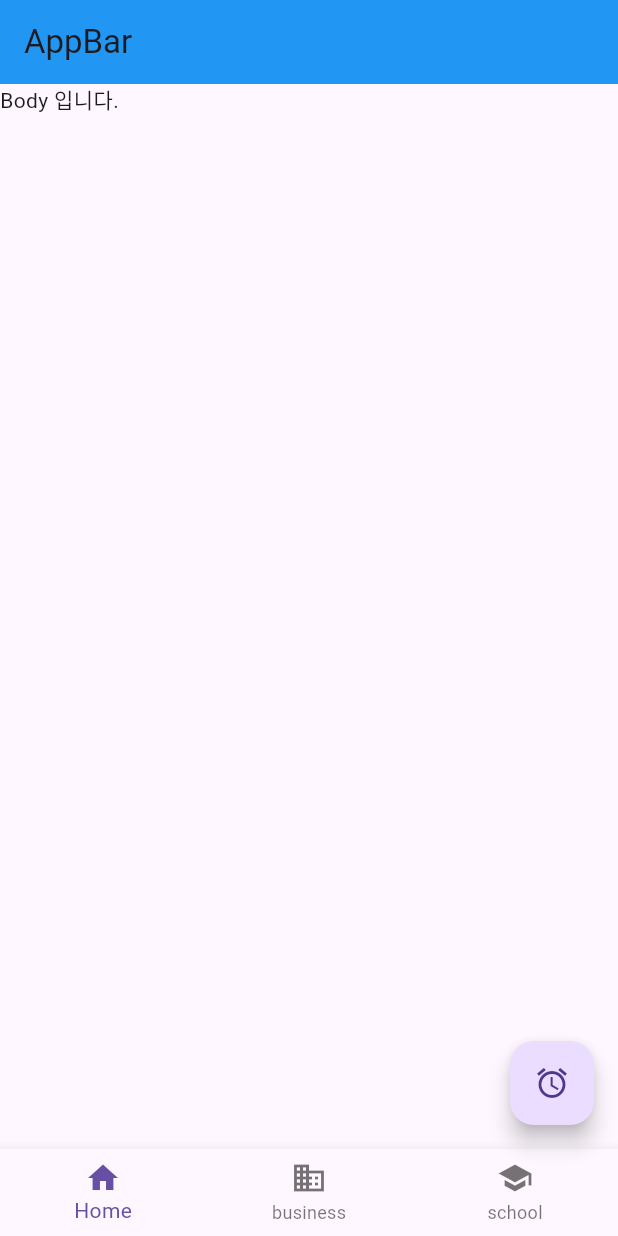
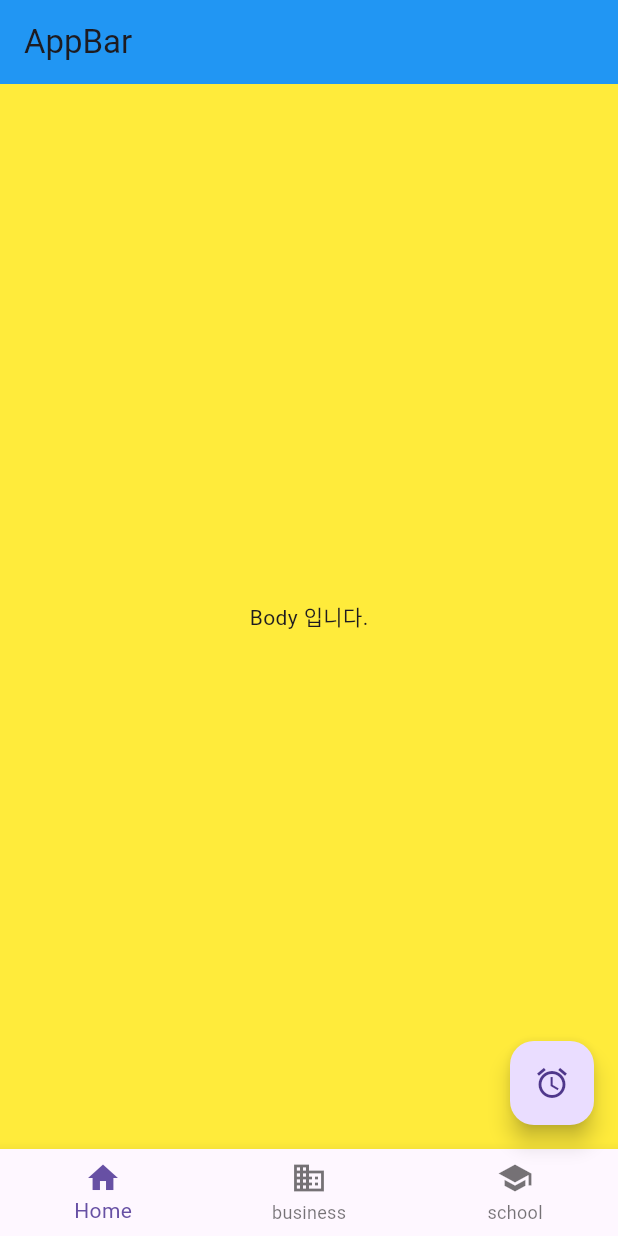
Before and after one commit to thdrkfka/Flutter_thdrkfka, a Flutter app: the screen it shows after launch, on a phone screen of 412 x 824 dp. Run offline on Flutter 3.47's test engine with Material 3 defaults, Android fonts, the phone set to English and light mode, and no system bars.

Commit message:
MaterialApp.container 위젯 감싸기 등..

```diff
--- a/chap01_flutter_basic/lib/main.dart
+++ b/chap01_flutter_basic/lib/main.dart
@@ -29,7 +29,12 @@ class MyApp extends StatelessWidget {
         ),
 
         // Body
-        body: Text('Body 입니다.'),
+        body: Container(
+          color: Colors.yellow,
+          child: Center(
+            child: Text('Body 입니다.'),
+          ),
+        ),
 
         // BottomNavigationBar
         bottomNavigationBar: BottomNavigationBar(
```
